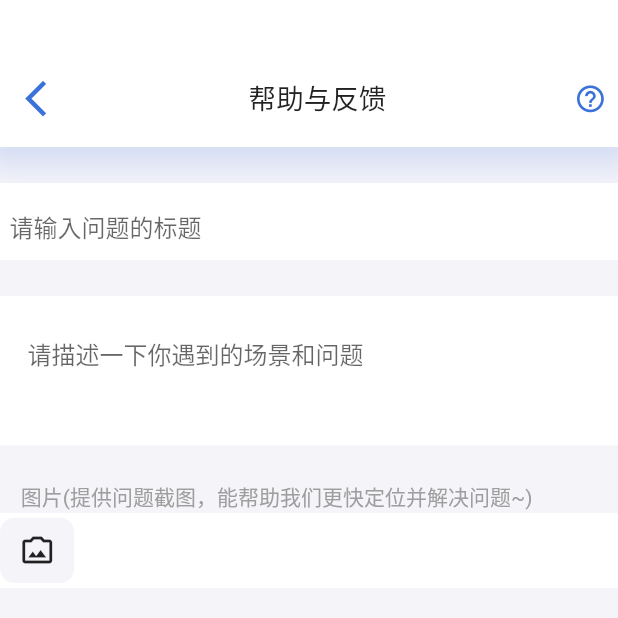
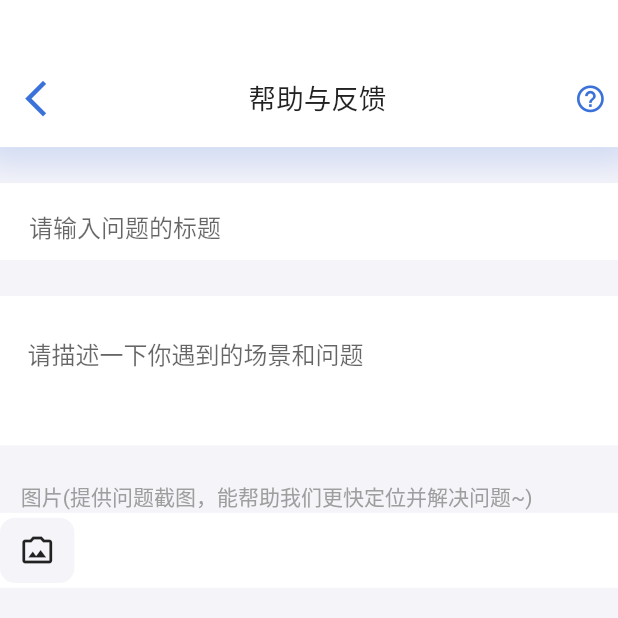
Before and after one commit to VaIOReTto1/CumtLogin, a Flutter app: the FeedBackPage screen opened directly, on a phone screen of 412 x 824 dp, the top half of it. Run offline on Flutter 3.47's test engine with Material 2 defaults, Android fonts, the light colour scheme and no system bars; our stand-ins replace bot_toast, cached_network_image, dio, firebase_analytics, firebase_core, flutter_screenutil and 6 more; missing offline and left inert: flutter_picker, flutter_share; accounts and stored records are empty.

Commit message:
bugfix: 修正反馈页面字体不齐

```diff
--- a/lib/settings/feedback/feedback_page.dart
+++ b/lib/settings/feedback/feedback_page.dart
@@ -99,7 +99,7 @@ class _FeedBackPageState extends State<FeedBackPage> {
                               controller: _textEditingController_title,
                               style: const TextStyle(color: Colors.grey),
                               decoration: const InputDecoration(
-                                contentPadding: EdgeInsets.only(bottom: -3),
+                                contentPadding: EdgeInsets.only(left:13,bottom: -3),
                                 hintText: '请输入问题的标题',
                                 enabledBorder: OutlineInputBorder(
                                   borderRadius: BorderRadius.zero,
```
